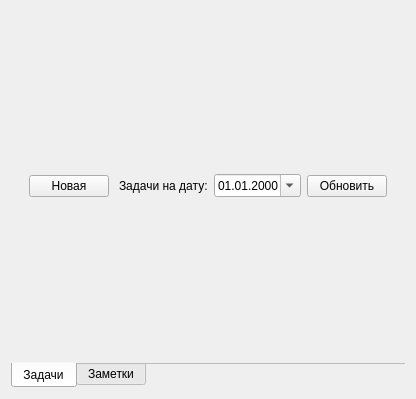
First picture: the form in gui/main_form.ui, repository vodchella/NoveltyAssistant, before the edit.
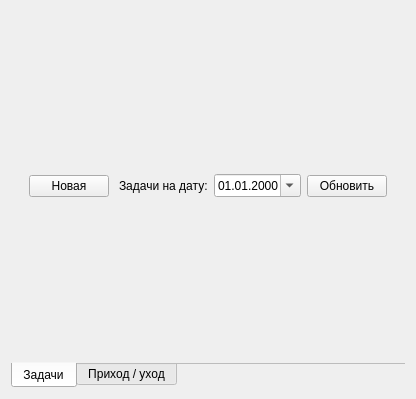
Second picture: the form after the edit. Icons and pictures are not drawn.

The edit to the form file:
```diff
--- a/gui/main_form.ui
+++ b/gui/main_form.ui
@@ -137,7 +137,7 @@
      </widget>
      <widget class="QWidget" name="tabNotes">
       <attribute name="title">
-       <string notr="true">Заметки</string>
+       <string notr="true">Приход / уход</string>
       </attribute>
       <layout class="QGridLayout" name="gridLayout"/>
      </widget>
```
Left out of the diff: 2 changed lines with no effect on the pictures.
